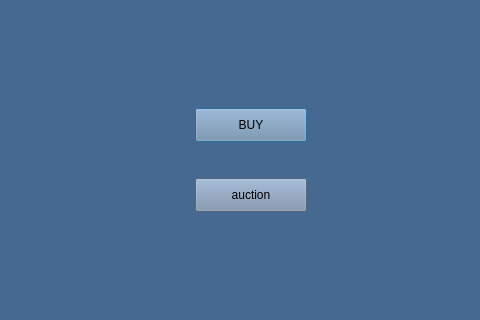
First picture: the form in Monopoly/buy.ui, repository shaahinfaezi/Monopoly, before the edit; both pictures show x 485 to 965 and y 112 to 432 of the 965 by 639 pixel window.
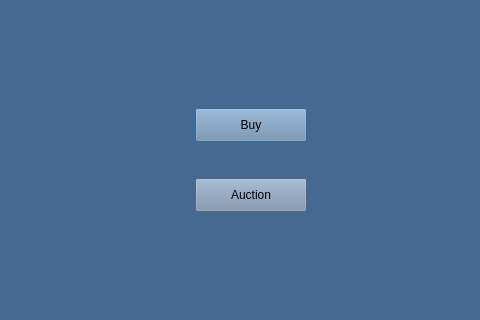
Second picture: the form after the edit.

```diff
--- a/Monopoly/buy.ui
+++ b/Monopoly/buy.ui
@@ -22,7 +22,7 @@
     <rect>
      <x>100</x>
      <y>60</y>
-     <width>331</width>
+     <width>351</width>
      <height>471</height>
     </rect>
    </property>
@@ -51,7 +51,7 @@
     <string notr="true">background-color: rgb(119, 141, 169);</string>
    </property>
    <property name="text">
-    <string>BUY</string>
+    <string>Buy</string>
    </property>
   </widget>
   <widget class="QPushButton" name="pushButton_2">
@@ -67,7 +67,7 @@
     <string notr="true">background-color: rgb(119, 141, 169);</string>
    </property>
    <property name="text">
-    <string>auction</string>
+    <string>Auction</string>
    </property>
   </widget>
  </widget>
```
